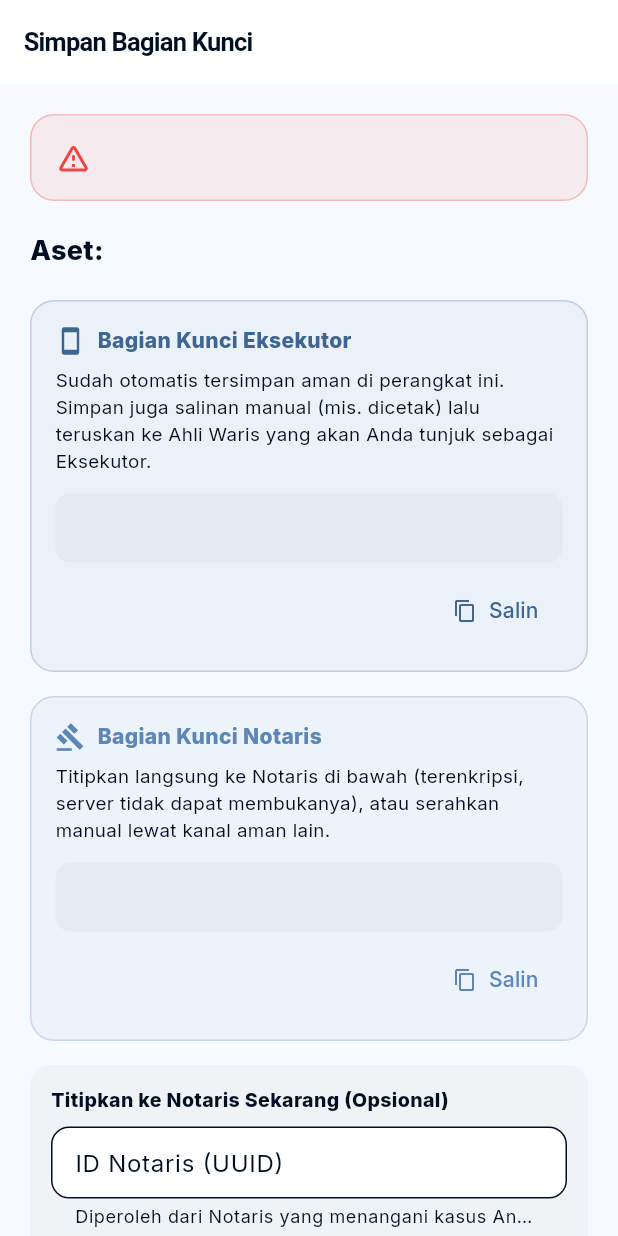
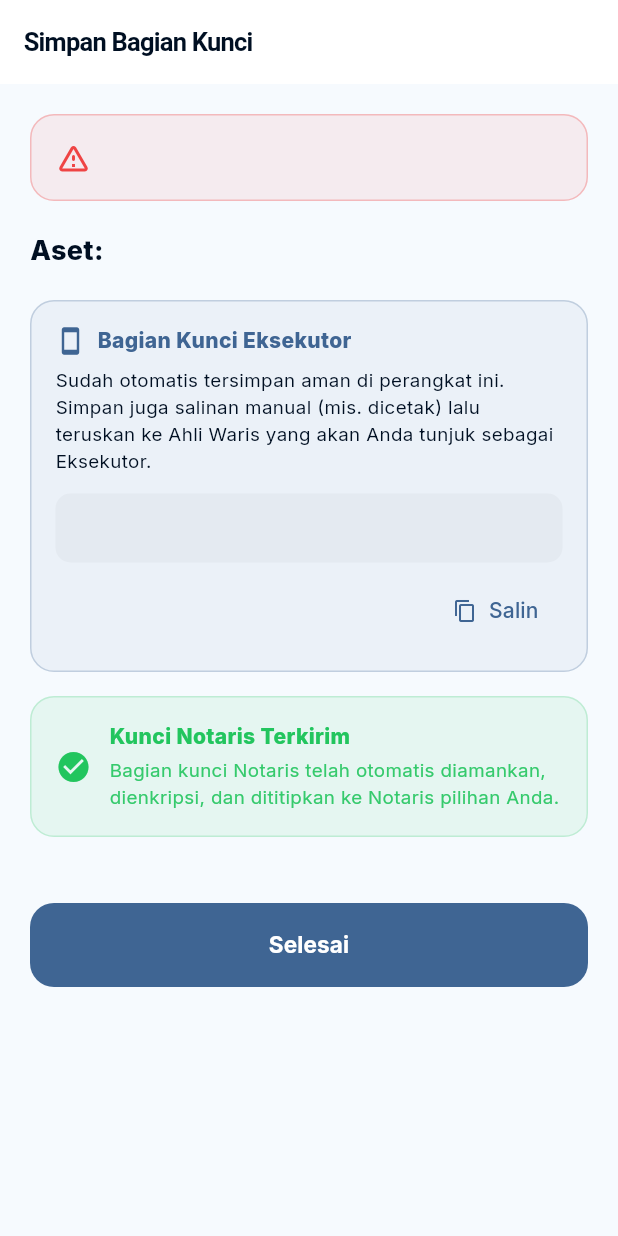
Before and after one commit to erlaaaand/waristech-mobile, a Flutter app: the ShareRevealScreen screen opened directly with empty values, on a phone screen of 412 x 824 dp. Run offline on Flutter 3.47's test engine with Material 3 defaults, Android fonts, the phone set to English and light mode, and no system bars; our stand-ins replace basic_utils, dio, file_picker, flutter_dotenv, flutter_riverpod, flutter_secure_storage and 3 more; missing offline and left inert: pointycastle; accounts and stored records are empty.

Commit message:
feat: auto-escrow notaris share upon asset creation and hide manual technical details in UI

```diff
--- a/lib/features/assets/domain/entities/asset_entity.dart
+++ b/lib/features/assets/domain/entities/asset_entity.dart
@@ -192,6 +192,7 @@ class AssetEntity {
   final String accountIdentifier;
   final AssetCustodyType custodyType;
   final AssetStatus status;
+  final String? assignedNotarisId;
   final String? verifiedByNotarisId;
   final DateTime? verifiedAt;
   final DateTime createdAt;
@@ -209,6 +210,7 @@ class AssetEntity {
     required this.status,
     required this.createdAt,
     required this.updatedAt,
+    this.assignedNotarisId,
     this.verifiedByNotarisId,
     this.verifiedAt,
     this.allocations = const [],
@@ -229,6 +231,7 @@ class AssetEntity {
         json['custodyType'] as String? ?? 'VAULT',
       ),
       status: AssetStatus.fromString(json['status'] as String? ?? ''),
+      assignedNotarisId: json['assignedNotarisId'] as String?,
       verifiedByNotarisId: json['verifiedByNotarisId'] as String?,
       verifiedAt: json['verifiedAt'] != null
           ? DateTime.tryParse(json['verifiedAt'] as String)
--- a/lib/features/assets/presentation/screens/share_reveal_screen.dart
+++ b/lib/features/assets/presentation/screens/share_reveal_screen.dart
@@ -95,18 +95,7 @@ class _ShareRevealScreenState extends ConsumerState<ShareRevealScreen> {
     final r = widget.result;
 
     return PopScope(
-      canPop: _confirmed,
-      onPopInvokedWithResult: (didPop, _) {
-        if (didPop) return;
-        ScaffoldMessenger.of(context).showSnackBar(
-          const SnackBar(
-            content: Text(
-              'Centang konfirmasi terlebih dahulu — bagian kunci ini tidak akan ditampilkan lagi.',
-            ),
-            backgroundColor: AppColors.danger,
-          ),
-        );
-      },
+      canPop: true,
       child: Scaffold(
         appBar: AppBar(
           title: const Text('Simpan Bagian Kunci'),
@@ -141,37 +130,50 @@ class _ShareRevealScreenState extends ConsumerState<ShareRevealScreen> {
                   icon: Icons.smartphone,
                 ),
                 const SizedBox(height: 16),
-                ShareCard(
-                  onCopy: (value, label) =>
-                      copyToClipboard(context, value, label),
-                  title: 'Bagian Kunci Notaris',
-                  subtitle:
-                      'Titipkan langsung ke Notaris di bawah (terenkripsi, '
-                      'server tidak dapat membukanya), atau serahkan manual '
-                      'lewat kanal aman lain.',
-                  value: r.notarisShare ?? '',
-                  color: AppColors.amber,
-                  icon: Icons.gavel_outlined,
-                ),
-                const SizedBox(height: 16),
-                EscrowSection(
-                  notarisIdController: _notarisIdCtrl,
-                  isDone: _escrowDone,
-                  isEscrowing: _isEscrowing,
-                  error: _escrowError,
-                  onEscrow: _escrowToNotaris,
+                Container(
+                  padding: const EdgeInsets.all(16),
+                  decoration: BoxDecoration(
+                    color: AppColors.success.withValues(alpha: 0.08),
+                    borderRadius: BorderRadius.circular(16),
+                    border: Border.all(color: AppColors.success.withValues(alpha: 0.2)),
+                  ),
+                  child: Row(
+                    children: [
+                      const Icon(Icons.check_circle, color: AppColors.success),
+                      const SizedBox(width: 12),
+                      Expanded(
+                        child: Column(
+                          crossAxisAlignment: CrossAxisAlignment.start,
+                          children: [
+                            const Text(
+                              'Kunci Notaris Terkirim',
+                              style: TextStyle(
+                                fontWeight: FontWeight.w800,
+                                color: AppColors.success,
+                              ),
+                            ),
+                            const SizedBox(height: 4),
+                            Text(
+                              'Bagian kunci Notaris telah otomatis diamankan, dienkripsi, dan dititipkan ke Notaris pilihan Anda.',
+                              style: TextStyle(
+                                fontSize: 12.5,
+                                height: 1.4,
+                                color: AppColors.success.withValues(alpha: 0.9),
+                              ),
+                            ),
+                          ],
+                        ),
+                      ),
+                    ],
+                  ),
                 ),
                 const SizedBox(height: 24),
-                ConfirmCheckbox(
-                  value: _confirmed,
-                  onChanged: (v) => setState(() => _confirmed = v),
-                ),
                 const SizedBox(height: 20),
                 SizedBox(
                   width: double.infinity,
                   height: 56,
                   child: ElevatedButton(
-                    onPressed: _confirmed ? _finish : null,
+                    onPressed: _finish,
                     style: ElevatedButton.styleFrom(
                       backgroundColor: AppColors.primary,
                       foregroundColor: Colors.white,
```
Also changed, not shown: lib/features/assets/presentation/providers/asset_provider.dart (+24 -0 lines).
